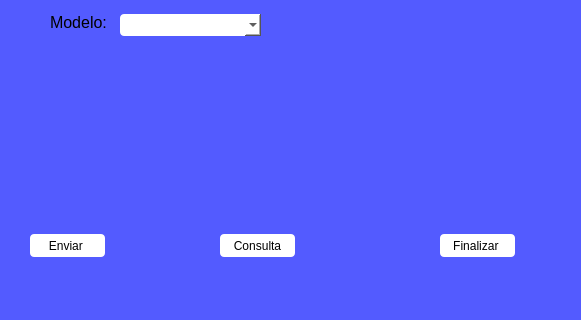
The window that qt.ui (TyagoSantos/Projeto) describes before a commit, drawn with Qt 5; both pictures show x 0 to 581 and y 216 to 536 of the 581 by 536 pixel window.
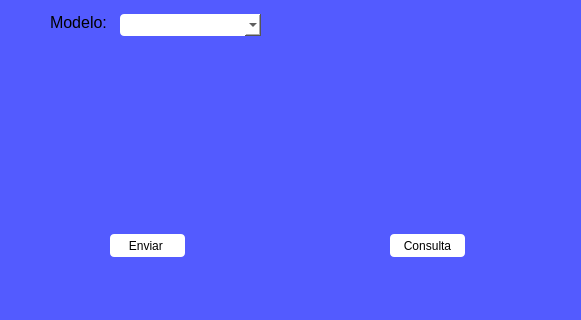
The same window after the commit.

Patch:
```diff
--- a/qt.ui
+++ b/qt.ui
@@ -39,7 +39,7 @@
    <widget class="QPushButton" name="pushButton">
     <property name="geometry">
      <rect>
-      <x>30</x>
+      <x>110</x>
       <y>450</y>
       <width>75</width>
       <height>23</height>
@@ -53,23 +53,6 @@
      <string>Enviar </string>
     </property>
    </widget>
-   <widget class="QPushButton" name="pushButton_3">
-    <property name="geometry">
-     <rect>
-      <x>440</x>
-      <y>450</y>
-      <width>75</width>
-      <height>23</height>
-     </rect>
-    </property>
-    <property name="styleSheet">
-     <string notr="true">border-radius: 4px;
-background-color: rgb(255, 255, 255);</string>
-    </property>
-    <property name="text">
-     <string>Finalizar </string>
-    </property>
-   </widget>
    <widget class="QLabel" name="label_2">
     <property name="geometry">
      <rect>
@@ -137,7 +120,7 @@
    <widget class="QPushButton" name="pushButton_2">
     <property name="geometry">
      <rect>
-      <x>220</x>
+      <x>390</x>
       <y>450</y>
       <width>75</width>
       <height>23</height>
```
